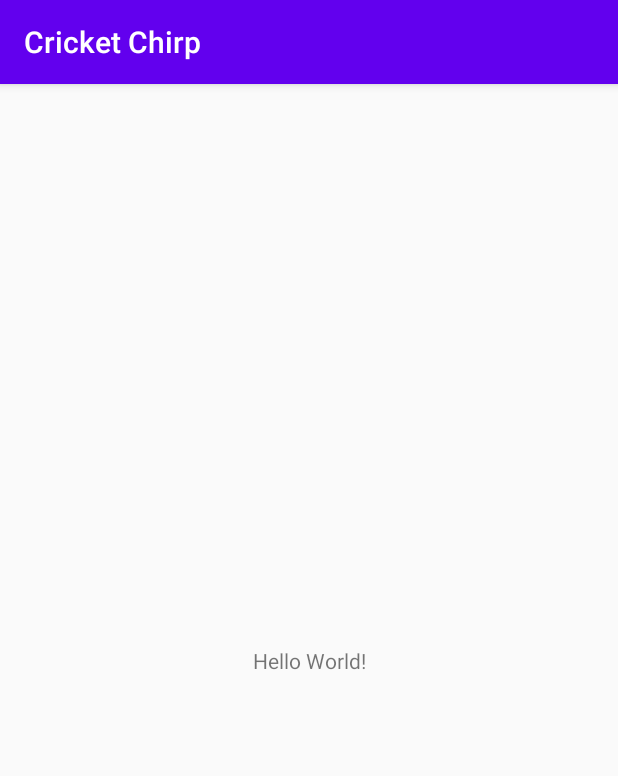
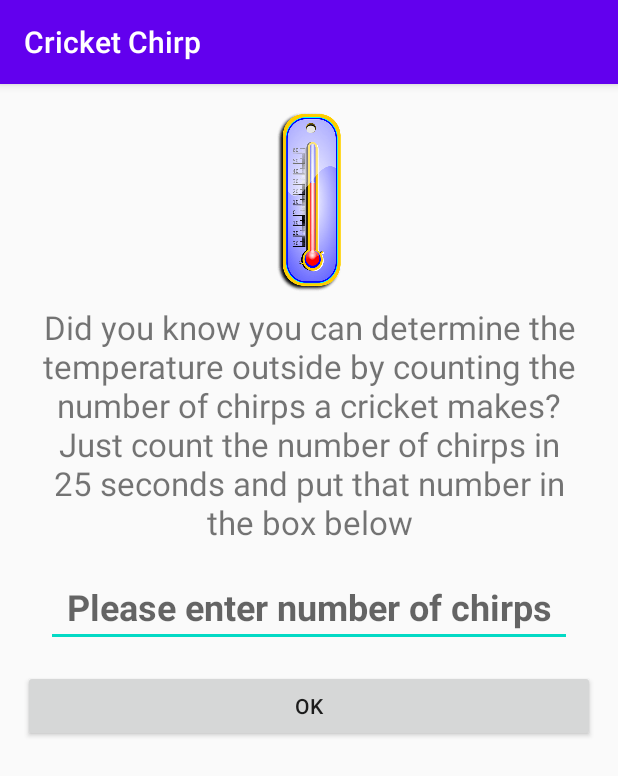
Before and after one commit to bladekey88/android, an Android app: the screen it shows after launch (MainActivity), on a phone screen of 412 x 824 dp. Shown: the top 776 px of the screen. Run offline under Robolectric (Android 15) with nearby library versions, the phone set to English and light mode, and no system bars.

Commit message:
Initial App Steps

```diff
--- a/app/src/main/res/layout/activity_main.xml
+++ b/app/src/main/res/layout/activity_main.xml
@@ -1,18 +1,50 @@
 <?xml version="1.0" encoding="utf-8"?>
-<android.support.constraint.ConstraintLayout xmlns:android="http://schemas.android.com/apk/res/android"
+<LinearLayout xmlns:android="http://schemas.android.com/apk/res/android"
     xmlns:app="http://schemas.android.com/apk/res-auto"
     xmlns:tools="http://schemas.android.com/tools"
     android:layout_width="match_parent"
     android:layout_height="match_parent"
+    android:layout_marginStart="15dp"
+    android:layout_marginTop="10dp"
+    android:layout_marginEnd="15dp"
+    android:orientation="vertical"
     tools:context=".MainActivity">
 
+    <ImageView
+        android:id="@+id/imageView"
+        android:layout_width="match_parent"
+        android:layout_height="137dp"
+        app:srcCompat="@drawable/image_processing20200422_21689_id1fa7" />
+
     <TextView
-        android:layout_width="wrap_content"
+        android:id="@+id/textView"
+        android:layout_width="match_parent"
         android:layout_height="wrap_content"
-        android:text="Hello World!"
-        app:layout_constraintBottom_toBottomOf="parent"
-        app:layout_constraintLeft_toLeftOf="parent"
-        app:layout_constraintRight_toRightOf="parent"
-        app:layout_constraintTop_toTopOf="parent" />
+        android:layout_marginStart="10dp"
+        android:layout_marginEnd="10dp"
+        android:gravity="center_horizontal"
+        android:text="@string/txt_description"
+        android:textAlignment="gravity"
+        android:textSize="22sp" />
 
-</android.support.constraint.ConstraintLayout>
+    <EditText
+        android:id="@+id/editTextNumber"
+        android:layout_width="match_parent"
+        android:layout_height="wrap_content"
+        android:layout_marginStart="15dp"
+        android:layout_marginTop="15dp"
+        android:layout_marginEnd="15dp"
+        android:layout_marginBottom="15dp"
+        android:ems="10"
+        android:hint="Please enter number of chirps"
+        android:inputType="number"
+        android:textAlignment="center"
+        android:textSize="24sp"
+        android:textStyle="bold" />
+
+    <Button
+        android:id="@+id/button"
+        android:layout_width="match_parent"
+        android:layout_height="wrap_content"
+        android:text="@android:string/ok" />
+</LinearLayout>
--- a/app/src/main/res/values/strings.xml
+++ b/app/src/main/res/values/strings.xml
@@ -1,3 +1,4 @@
 <resources>
     <string name="app_name">Cricket Chirp</string>
+    <string name="txt_description">Did you know you can determine the temperature outside by counting the number of chirps a cricket makes? Just count the number of chirps in 25 seconds and put that number in the box below</string>
 </resources>
```
Also changed, not shown: app/src/main/res/drawable/image_processing20200422_21689_id1fa7.png (added).
